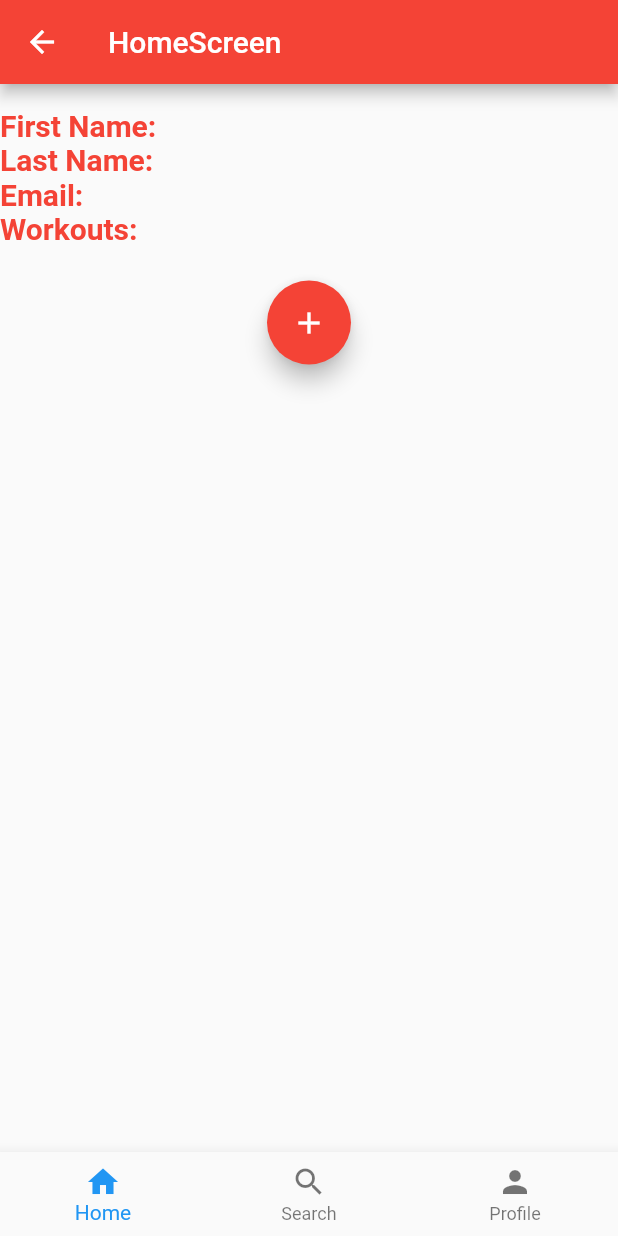
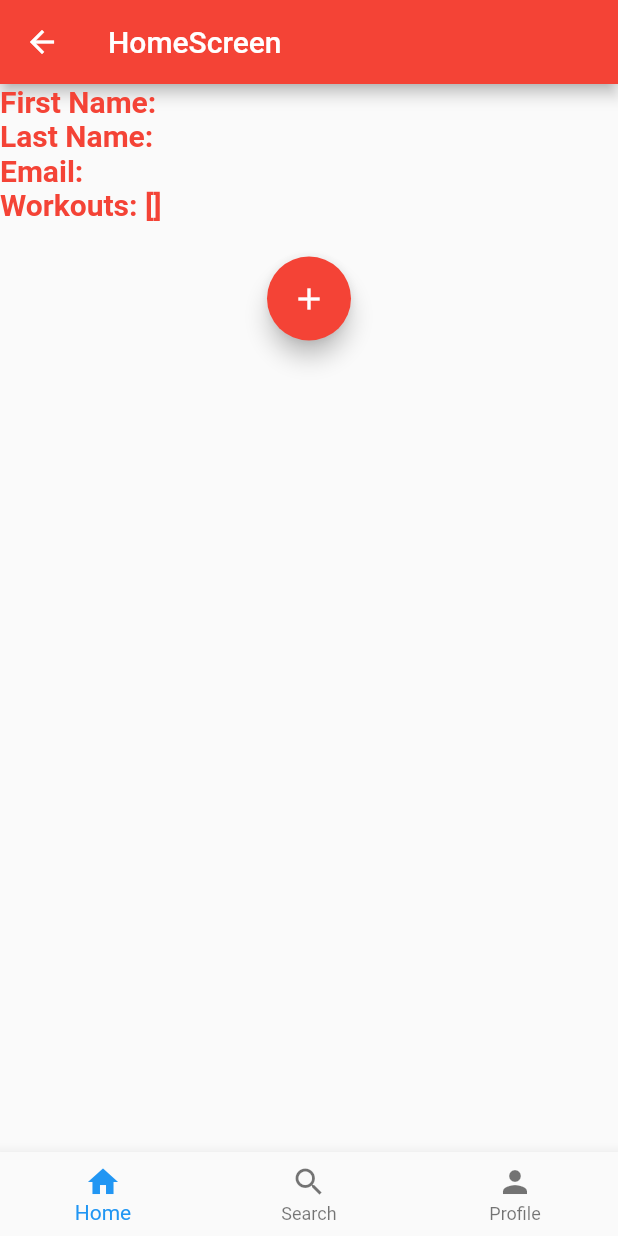
Before and after one commit to Luismartinez375/FitnessApp, a Flutter app: the HomePage screen opened directly, on a phone screen of 412 x 824 dp. Run offline on Flutter 3.47's test engine with Material 2 defaults, Android fonts, the phone set to English and light mode, and no system bars; our stand-ins replace cloud_firestore, firebase_auth, firebase_core, google_sign_in; accounts and stored records are empty.

Commit message:
need help

```diff
--- a/fitness_app/lib/models/User.dart
+++ b/fitness_app/lib/models/User.dart
@@ -19,8 +19,8 @@ class curUser {
       email: data?['email'],
       lastName: data?['lastName'],
       userName: data?['userName'],
-      workoutIDs: data?['workoutIDs'] is Iterable
-          ? List.from(data?['workoutIDs'])
+      workoutIDs: data?['workout-IDs'] is Iterable
+          ? List.from(data?['workout-IDs'])
           : null,
     );
   }
--- a/fitness_app/lib/screens/homeScreen.dart
+++ b/fitness_app/lib/screens/homeScreen.dart
@@ -1,5 +1,6 @@
 import 'package:cloud_firestore/cloud_firestore.dart';
 import 'package:firebase_auth/firebase_auth.dart';
+import 'package:fitness_app/models/User.dart';
 import 'package:fitness_app/screens/tPLanScreen.dart';
 import 'package:fitness_app/screens/tWorkoutScreen.dart';
 import '../auth/firebaseAuthMethods.dart';
@@ -11,13 +12,15 @@ import 'package:fitness_app/widgets/workoutcard.dart';
 
 final user = FirebaseAuthMethods(FirebaseAuth.instance).firebaseUser();
 final db = FirebaseFirestore.instance;
-Map? data;
-final docRef = db.collection('users').doc(user?.uid);
-final userDocs = docRef.get().then((DocumentSnapshot doc) {
-  final userData = doc.data() as Map<String, dynamic>;
-  data = userData;
-  // ...
-});
+// Future<curUser> userObj() async {
+//   final ref = db.collection('users').doc(user?.uid).withConverter(
+//       fromFirestore: curUser.fromFirestore,
+//       toFirestore: (curUser user, _) => user.toFirestore());
+//   final docSnap = await ref.get();
+//   final userinfo = docSnap.data();
+//   return userinfo;
+// }
+
 // var workoutPlan = WorkoutPlan("Monday", "Leg-Push", workoutList);
 
 bool ispressed = true;
@@ -55,50 +58,7 @@ class _HomePageState extends State<HomePage> {
             "HomeScreen",
           ),
         ),
-        Text(" "),
 
-        StreamBuilder(
-          stream: FirebaseFirestore.instance
-              .collection('workouts')
-              .where('workoutIDs', arrayContains: user?.uid)
-              .snapshots(),
-          builder:
-              (BuildContext context, AsyncSnapshot<QuerySnapshot> snapshot) {
-            if (!snapshot.hasData) {
-              return const Center(
-                child: CircularProgressIndicator(),
-              );
-            }
-            var docs = snapshot.data?.docs;
-            return Column(
-                children:
-                    docs!.map((doc) => Text(doc.data().toString())).toList());
-          },
-        ),
-        StreamBuilder(
-          stream: FirebaseFirestore.instance
-              .collectionGroup('exercise')
-              .snapshots(),
-          builder:
-              (BuildContext context, AsyncSnapshot<QuerySnapshot> snapshot) {
-            if (!snapshot.hasData) {
-              return const Center(
-                child: CircularProgressIndicator(),
-              );
-            }
-            var docs = snapshot.data?.docs;
-            return Column(
-                children: docs!
-                    .map((doc) => Text(
-                          doc.data().toString(),
-                          style: TextStyle(
-                              fontSize: 20,
-                              fontWeight: FontWeight.bold,
-                              color: Colors.red),
-                        ))
-                    .toList());
-          },
-        ),
         // Text(docRef.asStream().toString()),
 
         StreamBuilder<DocumentSnapshot>(
@@ -159,6 +119,48 @@ class _HomePageState extends State<HomePage> {
           style: TextStyle(
               fontSize: 20, fontWeight: FontWeight.bold, color: Colors.red),
         ),
+        StreamBuilder(
+          stream: FirebaseFirestore.instance
+              .collection('workouts')
+              .where('workoutIDs', arrayContains: user?.uid)
+              .snapshots(),
+          builder:
+              (BuildContext context, AsyncSnapshot<QuerySnapshot> snapshot) {
+            if (!snapshot.hasData) {
+              return const Center(
+                child: CircularProgressIndicator(),
+              );
+            }
+            var docs = snapshot.data?.docs;
+            return Column(
+                children:
+                    docs!.map((doc) => Text(doc.data().toString())).toList());
+          },
+        ),
+        // StreamBuilder(
+        //   stream: FirebaseFirestore.instance
+        //       .collection('workouts/${}/exercise')
+        //       .snapshots(),
+        //   builder:
+        //       (BuildContext context, AsyncSnapshot<QuerySnapshot> snapshot) {
+        //     if (!snapshot.hasData) {
+        //       return const Center(
+        //         child: CircularProgressIndicator(),
+        //       );
+        //     }
+        //     var docs = snapshot.data?.docs;
+        //     return Column(
+        //         children: docs!
+        //             .map((doc) => Text(
+        //                   doc.data().toString(),
+        //                   style: TextStyle(
+        //                       fontSize: 20,
+        //                       fontWeight: FontWeight.bold,
+        //                       color: Colors.red),
+        //                 ))
+        //             .toList());
+        //   },
+        // ),
 
         // StreamBuilder<QuerySnapshot>(
         //   stream:
```
Also changed, not shown: fitness_app/pubspec.lock.
